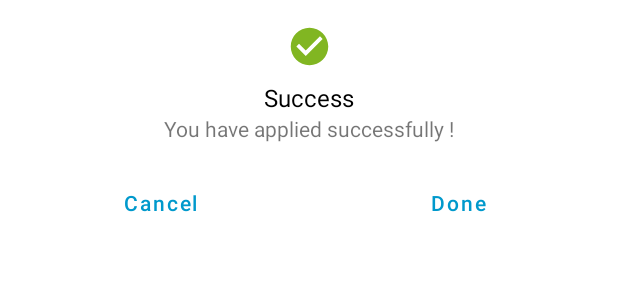
After one commit to DCS-RSD/Jobscoon, an Android app: the layout custom_dialog.xml on its own in the app's theme, with its tools: preview values and no code run, on a phone screen of 412 x 824 dp. The commit adds this screen. Shown: the top 300 px of the screen. Run offline under Robolectric (Android 15) with nearby library versions, the phone set to English and light mode, and no system bars.

Commit message:
custom_dialog
done

```diff
--- /dev/null
+++ b/app/src/main/res/drawable/baseline_interview.xml
@@ -0,0 +1,5 @@
+<vector android:height="24dp" android:tint="#000000"
+    android:viewportHeight="24" android:viewportWidth="24"
+    android:width="24dp" xmlns:android="http://schemas.android.com/apk/res/android">
+    <path android:fillColor="@android:color/white" android:pathData="M11.99,2c-5.52,0 -10,4.48 -10,10s4.48,10 10,10 10,-4.48 10,-10 -4.48,-10 -10,-10zM15.6,8.34c1.07,0 1.93,0.86 1.93,1.93 0,1.07 -0.86,1.93 -1.93,1.93 -1.07,0 -1.93,-0.86 -1.93,-1.93 -0.01,-1.07 0.86,-1.93 1.93,-1.93zM9.6,6.76c1.3,0 2.36,1.06 2.36,2.36 0,1.3 -1.06,2.36 -2.36,2.36s-2.36,-1.06 -2.36,-2.36c0,-1.31 1.05,-2.36 2.36,-2.36zM9.6,15.89v3.75c-2.4,-0.75 -4.3,-2.6 -5.14,-4.96 1.05,-1.12 3.67,-1.69 5.14,-1.69 0.53,0 1.2,0.08 1.9,0.22 -1.64,0.87 -1.9,2.02 -1.9,2.68zM11.99,20c-0.27,0 -0.53,-0.01 -0.79,-0.04v-4.07c0,-1.42 2.94,-2.13 4.4,-2.13 1.07,0 2.92,0.39 3.84,1.15 -1.17,2.97 -4.06,5.09 -7.45,5.09z"/>
+</vector>
--- /dev/null
+++ b/app/src/main/res/drawable/baseline_jobapplied.xml
@@ -0,0 +1,5 @@
+<vector android:height="24dp" android:tint="#000000"
+    android:viewportHeight="24" android:viewportWidth="24"
+    android:width="24dp" xmlns:android="http://schemas.android.com/apk/res/android">
+    <path android:fillColor="@android:color/white" android:pathData="M22,24H2v-4h20V24zM13.06,5.19l3.75,3.75L7.75,18H4v-3.75L13.06,5.19zM17.88,7.87l-3.75,-3.75l1.83,-1.83c0.39,-0.39 1.02,-0.39 1.41,0l2.34,2.34c0.39,0.39 0.39,1.02 0,1.41L17.88,7.87z"/>
+</vector>
--- /dev/null
+++ b/app/src/main/res/layout/custom_dialog.xml
@@ -0,0 +1,92 @@
+<?xml version="1.0" encoding="utf-8"?>
+<androidx.constraintlayout.widget.ConstraintLayout xmlns:android="http://schemas.android.com/apk/res/android"
+    xmlns:app="http://schemas.android.com/apk/res-auto"
+    xmlns:tools="http://schemas.android.com/tools"
+    android:layout_width="match_parent"
+    android:layout_height="wrap_content"
+    android:background="@android:color/white">
+
+
+    <ImageView
+        android:id="@+id/imageView"
+        android:layout_width="30dp"
+        android:layout_height="30dp"
+        android:layout_marginStart="8dp"
+        android:layout_marginTop="16dp"
+        android:layout_marginEnd="8dp"
+        app:layout_constraintEnd_toEndOf="parent"
+        app:layout_constraintStart_toStartOf="parent"
+        app:layout_constraintTop_toTopOf="parent"
+        app:srcCompat="@drawable/icon_yes" />
+
+    <TextView
+        android:id="@+id/textView"
+        android:layout_width="wrap_content"
+        android:layout_height="wrap_content"
+        android:layout_marginStart="8dp"
+        android:layout_marginTop="8dp"
+        android:layout_marginEnd="8dp"
+        android:text="Success"
+        android:textColor="@android:color/black"
+        android:textSize="16sp"
+        app:layout_constraintEnd_toEndOf="parent"
+        app:layout_constraintStart_toStartOf="parent"
+        app:layout_constraintTop_toBottomOf="@+id/imageView" />
+
+    <TextView
+        android:id="@+id/textView2"
+        android:layout_width="0dp"
+        android:layout_height="wrap_content"
+        android:layout_marginStart="16dp"
+        android:layout_marginEnd="16dp"
+        android:text="You have applied successfully !"
+        android:textAlignment="center"
+        app:layout_constraintEnd_toEndOf="parent"
+        app:layout_constraintStart_toStartOf="parent"
+        app:layout_constraintTop_toBottomOf="@+id/textView" />
+
+    <View
+        android:id="@+id/div"
+        android:layout_width="1dp"
+        android:layout_height="0dp"
+        app:layout_constraintBottom_toBottomOf="parent"
+        app:layout_constraintEnd_toEndOf="parent"
+        app:layout_constraintStart_toStartOf="parent"
+        app:layout_constraintTop_toBottomOf="@+id/textView2" />
+
+    <Button
+        android:id="@+id/btn_cancel"
+        android:layout_width="0dp"
+        android:layout_height="wrap_content"
+        android:layout_marginStart="16dp"
+        android:layout_marginTop="16dp"
+        android:layout_marginEnd="8dp"
+        android:layout_marginBottom="16dp"
+        android:background="@android:color/transparent"
+        android:stateListAnimator="@null"
+        android:text="Cancel"
+        android:textAllCaps="false"
+        android:textColor="@android:color/holo_blue_dark"
+        app:layout_constraintBottom_toBottomOf="parent"
+        app:layout_constraintEnd_toStartOf="@+id/div"
+        app:layout_constraintStart_toStartOf="parent"
+        app:layout_constraintTop_toBottomOf="@+id/textView2" />
+
+    <Button
+        android:id="@+id/btn_done"
+        android:layout_width="0dp"
+        android:layout_height="wrap_content"
+        android:layout_marginStart="8dp"
+        android:layout_marginTop="16dp"
+        android:layout_marginEnd="16dp"
+        android:layout_marginBottom="16dp"
+        android:background="@android:color/transparent"
+        android:stateListAnimator="@null"
+        android:text="Done"
+        android:textAllCaps="false"
+        android:textColor="@android:color/holo_blue_dark"
+        app:layout_constraintBottom_toBottomOf="parent"
+        app:layout_constraintEnd_toEndOf="parent"
+        app:layout_constraintStart_toEndOf="@+id/div"
+        app:layout_constraintTop_toBottomOf="@+id/textView2" />
+</androidx.constraintlayout.widget.ConstraintLayout>
--- a/app/src/main/res/menu/nav_menu_employee.xml
+++ b/app/src/main/res/menu/nav_menu_employee.xml
@@ -8,7 +8,7 @@
     </item>
 
     <item android:id="@+id/jobsAppliedEmployeeFragment"
-        android:icon="@drawable/icon_page"
+        android:icon="@drawable/baseline_jobapplied"
         android:title="Application">
     </item>
 
@@ -18,12 +18,12 @@
     </item>
 
     <item android:id="@+id/profileEmployeeFragment"
-        android:icon="@drawable/icon_employer"
+        android:icon="@drawable/baseline_person_24"
         android:title="Profile">
     </item>
 
     <item android:id="@+id/sd"
-        android:icon="@drawable/icon_employer"
+        android:icon="@drawable/baseline_cd"
         android:title="Career">
     </item>
 
--- a/app/src/main/res/values/styles.xml
+++ b/app/src/main/res/values/styles.xml
@@ -244,5 +244,9 @@
         <item name="backgroundTint">@color/disabled_button_color</item>
     </style>
 
+    <style name="animation">
+        <item name="android:windowEnterAnimation">@android:anim/fade_in</item>
+        <item name="android:windowExitAnimation">@android:anim/fade_out</item>
+    </style>
 
 </resources>
```
Also changed, not shown: app/src/main/res/drawable/bckgrd_cdialog.xml (added, +8 -0 lines), app/src/main/res/layout/navigation_employee.xml (+18 -38 lines).
